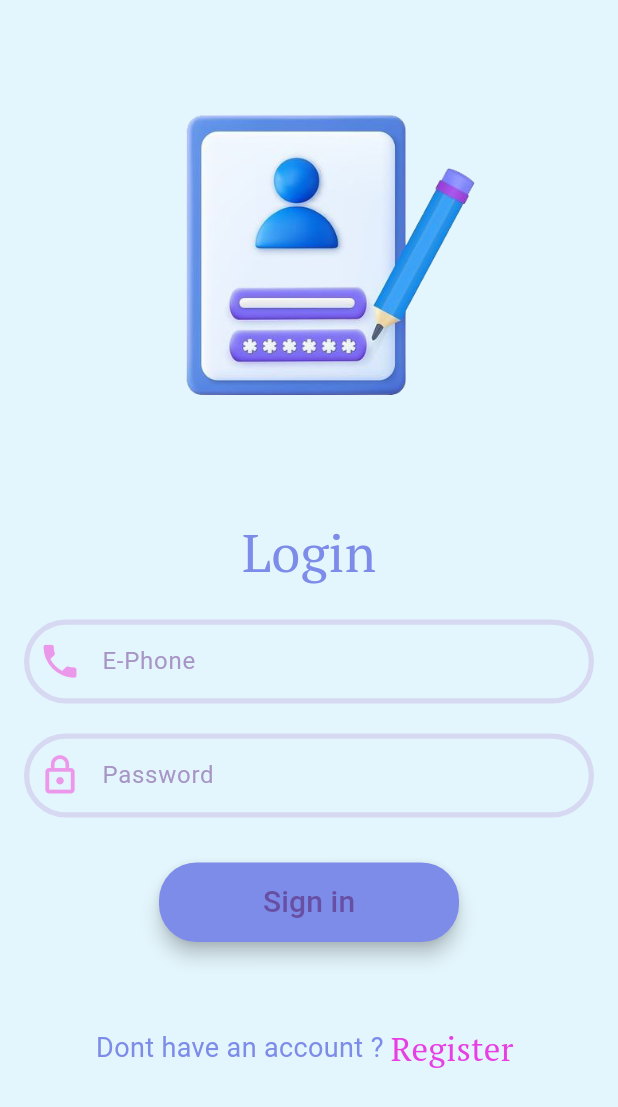
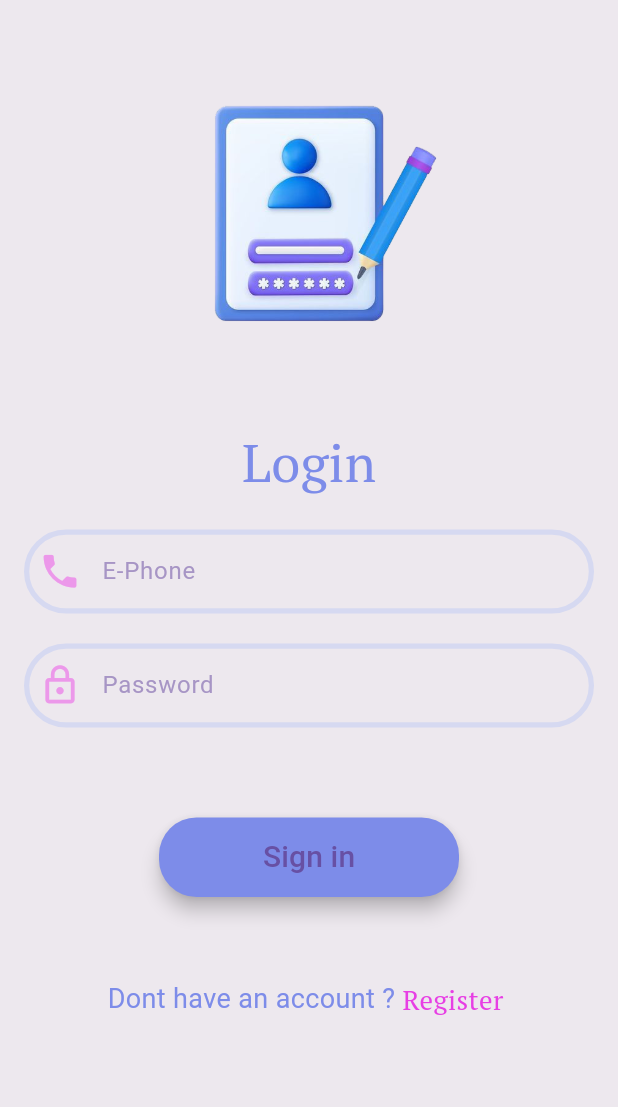
Before and after one commit to Ayama11/mobile-flutter, a Flutter app: the screen it shows after launch, after a tap on "Start", on a phone screen of 412 x 824 dp. Shown: the top 1107 px of the screen. Run offline on Flutter 3.47's test engine with Material 3 defaults, Android fonts, the phone set to English and light mode, and no system bars; our stand-ins replace font_awesome_flutter, get, iconsax; Roboto replaces fonts that are missing (PPlayfairDisplay-SemiBoldItalic).

Commit message:
edait backgrouncolor

```diff
--- a/lib/main.dart
+++ b/lib/main.dart
@@ -1,8 +1,8 @@
 import 'package:flutter/material.dart';
 import 'package:get/get.dart';
-import 'package:repopharma_app/pages/homepage.dart';
-import 'package:repopharma_app/pages/login.dart';
-import 'package:repopharma_app/pages/logo.dart';
+import 'package:repopharma_app/views/homepage.dart';
+import 'package:repopharma_app/views/login.dart';
+import 'package:repopharma_app/views/logo.dart';
 import 'package:repopharma_app/widgets/navigetion_mune.dart';
 
 void main() {
--- a/lib/pages/homepage.dart
+++ b/lib/views/homepage.dart
@@ -10,7 +10,7 @@ class Homepage extends StatelessWidget {
   Widget build(BuildContext context) {
     return Scaffold(
       // AppBar
-
+      backgroundColor: const Color(0xffEDE8EE),
       appBar: AppBar(
         elevation: 0,
         centerTitle: true,
--- a/lib/pages/login.dart
+++ b/lib/views/login.dart
@@ -1,6 +1,6 @@
 import 'package:flutter/material.dart';
 import 'package:get/get.dart';
-import 'package:repopharma_app/pages/register.dart';
+import 'package:repopharma_app/views/register.dart';
 import '../help/const.dart';
 import '../widgets/custom_elevatedButton.dart';
 import '../widgets/custom_textField.dart';
@@ -11,13 +11,15 @@ class LoginPage extends StatelessWidget {
   @override
   Widget build(BuildContext context) {
     return Scaffold(
-      backgroundColor: const Color(0xffe4f6fd),
+      backgroundColor: const Color(0xffEDE8EE),
       body: ListView(
         children: [
           const SizedBox(height: 50),
-          Image.asset(
-            'lib/assets/images/login1.png',
-            height: 260,
+          Center(
+            child: Image.asset(
+              'lib/assets/images/login1.png',
+              height: 200,
+            ),
           ),
           Padding(
             padding: const EdgeInsets.symmetric(horizontal: 8.0, vertical: 15),
@@ -52,7 +54,7 @@ class LoginPage extends StatelessWidget {
                     icons: Icons.lock_outline,
                   ),
                   const SizedBox(
-                    height: 30,
+                    height: 60,
                   ),
                   CustomElevatedButton(
                     getPage: '/NavigationMuneBottom',
@@ -90,7 +92,7 @@ class LoginPage extends StatelessWidget {
                   'Register ',
                   style: TextStyle(
                     fontFamily: 'PTSerif-Regular',
-                    fontSize: 22,
+                    fontSize: 18,
                     color: Color(0xffe73fe4),
                   ),
                 ),
--- a/lib/pages/logo.dart
+++ b/lib/views/logo.dart
@@ -8,7 +8,7 @@ class LogoPage extends StatelessWidget {
   @override
   Widget build(BuildContext context) {
     return Scaffold(
-      backgroundColor: const Color(0xffe4f6fd),
+      backgroundColor: const Color(0xffEDE8EE),
       body: Column(mainAxisAlignment: MainAxisAlignment.center, children: [
         const SizedBox(
           height: 70,
--- a/lib/pages/register.dart
+++ b/lib/views/register.dart
@@ -12,7 +12,7 @@ class RegisterPage extends StatelessWidget {
   @override
   Widget build(BuildContext context) {
     return Scaffold(
-      backgroundColor: const Color(0xffe4f6fd),
+      backgroundColor: const Color(0xffEDE8EE),
       body: ListView(
         children: [
           const SizedBox(
--- a/lib/widgets/custom_card.dart
+++ b/lib/widgets/custom_card.dart
@@ -2,7 +2,7 @@ import 'package:flutter/material.dart';
 import 'package:font_awesome_flutter/font_awesome_flutter.dart';
 import 'package:get/get.dart';
 
-import '../pages/drugs.dart';
+import '../views/drugs.dart';
 
 class CustomCard extends StatelessWidget {
   const CustomCard({
--- a/lib/widgets/navigetion_mune.dart
+++ b/lib/widgets/navigetion_mune.dart
@@ -2,7 +2,7 @@ import 'package:flutter/material.dart';
 import 'package:get/get.dart';
 import 'package:font_awesome_flutter/font_awesome_flutter.dart';
 import 'package:iconsax/iconsax.dart';
-import 'package:repopharma_app/pages/homepage.dart';
+import 'package:repopharma_app/views/homepage.dart';
 
 class NavigationMuneBottom extends StatelessWidget {
   const NavigationMuneBottom({super.key});
```
Also changed, not shown: lib/views/drugs.dart (renamed from lib/pages/drugs.dart), lib/views/searche_view.dart (renamed from lib/pages/searche_view.dart).
